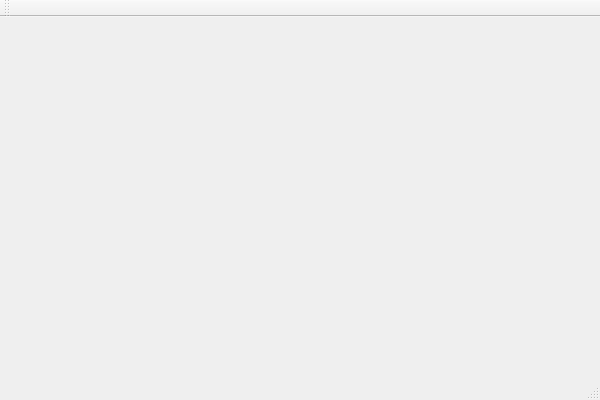
Above: src/NeoToolKits/MainWindowDialog.ui from JaneYih/QT_NeoToolKits before the change. Below: the same form after it.
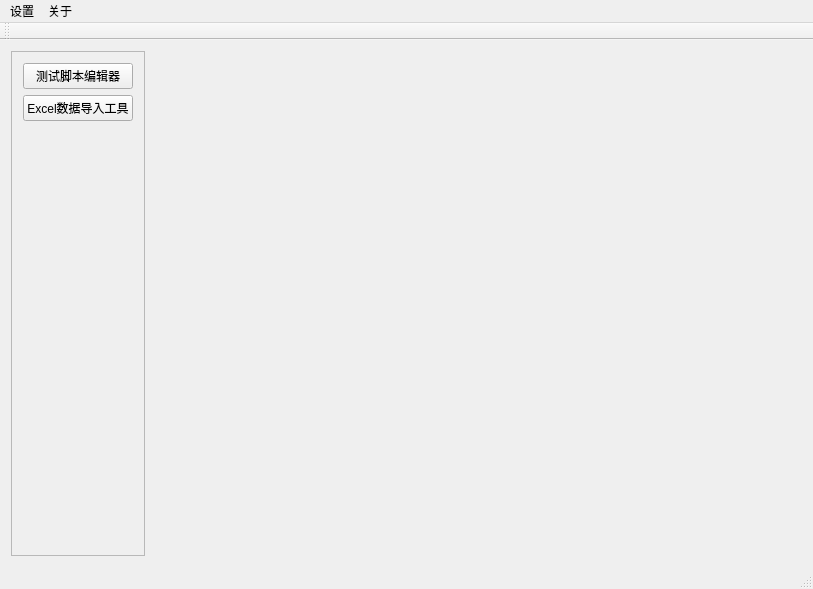
That is the form after the change.

Diff of the .ui file:
```diff
--- a/src/NeoToolKits/MainWindowDialog.ui
+++ b/src/NeoToolKits/MainWindowDialog.ui
@@ -6,23 +6,99 @@
    <rect>
     <x>0</x>
     <y>0</y>
-    <width>600</width>
-    <height>400</height>
+    <width>813</width>
+    <height>589</height>
    </rect>
   </property>
   <property name="windowTitle">
    <string>MainWindowDialog</string>
   </property>
-  <widget class="QWidget" name="centralWidget"/>
+  <widget class="QWidget" name="centralWidget">
+   <layout class="QHBoxLayout" name="horizontalLayout" stretch="0,1">
+    <item>
+     <widget class="QScrollArea" name="scrollArea">
+      <property name="minimumSize">
+       <size>
+        <width>130</width>
+        <height>0</height>
+       </size>
+      </property>
+      <property name="widgetResizable">
+       <bool>true</bool>
+      </property>
+      <widget class="QWidget" name="scrollAreaWidgetContents">
+       <property name="geometry">
+        <rect>
+         <x>0</x>
+         <y>0</y>
+         <width>128</width>
+         <height>512</height>
+        </rect>
+       </property>
+       <layout class="QVBoxLayout" name="verticalLayout">
+        <item>
+         <widget class="QPushButton" name="btnDbScriptEditor">
+          <property name="text">
+           <string>测试脚本编辑器</string>
+          </property>
+         </widget>
+        </item>
+        <item>
+         <widget class="QPushButton" name="btnExcelDataUpload">
+          <property name="text">
+           <string>Excel数据导入工具</string>
+          </property>
+         </widget>
+        </item>
+        <item>
+         <spacer name="verticalSpacer">
+          <property name="orientation">
+           <enum>Qt::Vertical</enum>
+          </property>
+          <property name="sizeHint" stdset="0">
+           <size>
+            <width>20</width>
+            <height>433</height>
+           </size>
+          </property>
+         </spacer>
+        </item>
+       </layout>
+      </widget>
+     </widget>
+    </item>
+    <item>
+     <widget class="QStackedWidget" name="stackedWidget">
+      <property name="currentIndex">
+       <number>1</number>
+      </property>
+      <widget class="QWidget" name="pageDbScriptEditor"/>
+      <widget class="QWidget" name="pageExcelDataUpload"/>
+     </widget>
+    </item>
+   </layout>
+  </widget>
   <widget class="QMenuBar" name="menuBar">
    <property name="geometry">
     <rect>
      <x>0</x>
      <y>0</y>
-     <width>600</width>
+     <width>813</width>
      <height>23</height>
     </rect>
    </property>
+   <widget class="QMenu" name="menuAbout">
+    <property name="title">
+     <string>关于</string>
+    </property>
+   </widget>
+   <widget class="QMenu" name="menuSetting">
+    <property name="title">
+     <string>设置</string>
+    </property>
+   </widget>
+   <addaction name="menuSetting"/>
+   <addaction name="menuAbout"/>
   </widget>
   <widget class="QToolBar" name="mainToolBar">
    <attribute name="toolBarArea">
```
